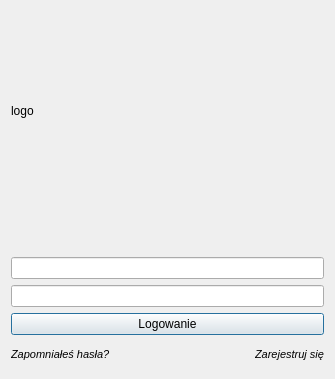
KostekF/ELS, file login.ui: the form before one commit.
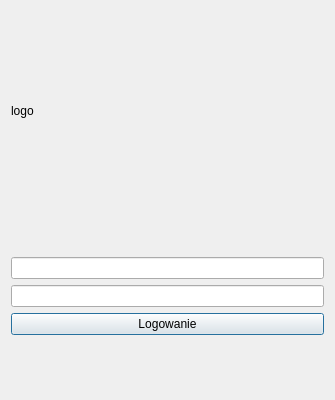
The form after the commit. Custom widgets are drawn as their Qt base class.

Commit message: Added register and reset password windows

```diff
--- a/login.ui
+++ b/login.ui
@@ -7,7 +7,7 @@
     <x>0</x>
     <y>0</y>
     <width>335</width>
-    <height>379</height>
+    <height>400</height>
    </rect>
   </property>
   <property name="sizePolicy">
@@ -83,30 +83,10 @@
      <item>
       <layout class="QHBoxLayout" name="horizontalLayout_3">
        <item>
-        <widget class="QLabel" name="label">
-         <property name="font">
-          <font>
-           <pointsize>8</pointsize>
-           <italic>true</italic>
-          </font>
-         </property>
-         <property name="text">
-          <string>Zapomniałeś hasła?</string>
-         </property>
-        </widget>
+        <widget class="ClickableLabel" name="widget_resetPass" native="true"/>
        </item>
-       <item alignment="Qt::AlignRight">
-        <widget class="QLabel" name="label_2">
-         <property name="font">
-          <font>
-           <pointsize>8</pointsize>
-           <italic>true</italic>
-          </font>
-         </property>
-         <property name="text">
-          <string>Zarejestruj się</string>
-         </property>
-        </widget>
+       <item>
+        <widget class="ClickableLabel" name="widget_register" native="true"/>
        </item>
       </layout>
      </item>
@@ -116,6 +96,14 @@
   <zorder>label_logoLogin</zorder>
   <zorder>verticalSpacer</zorder>
  </widget>
+ <customwidgets>
+  <customwidget>
+   <class>ClickableLabel</class>
+   <extends>QWidget</extends>
+   <header location="global">Clickablelabel.h</header>
+   <container>1</container>
+  </customwidget>
+ </customwidgets>
  <resources/>
  <connections/>
 </ui>
```
Left out of the diff: 2 changed lines with no effect on the pictures. The commit also changes 15 other files.
